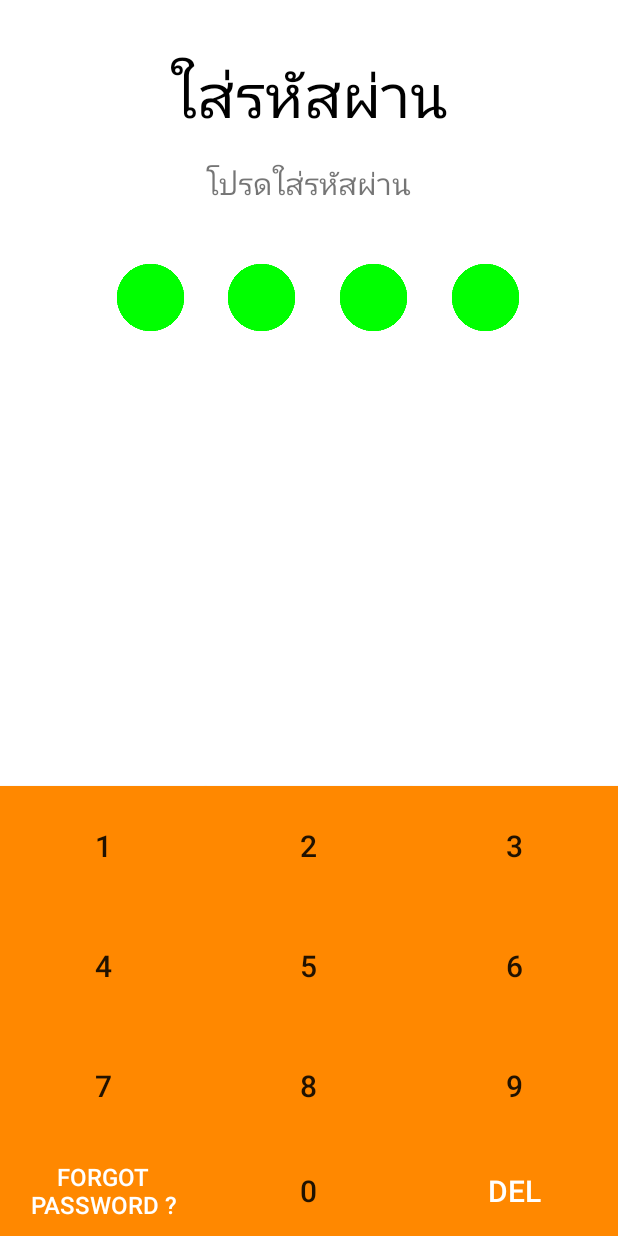
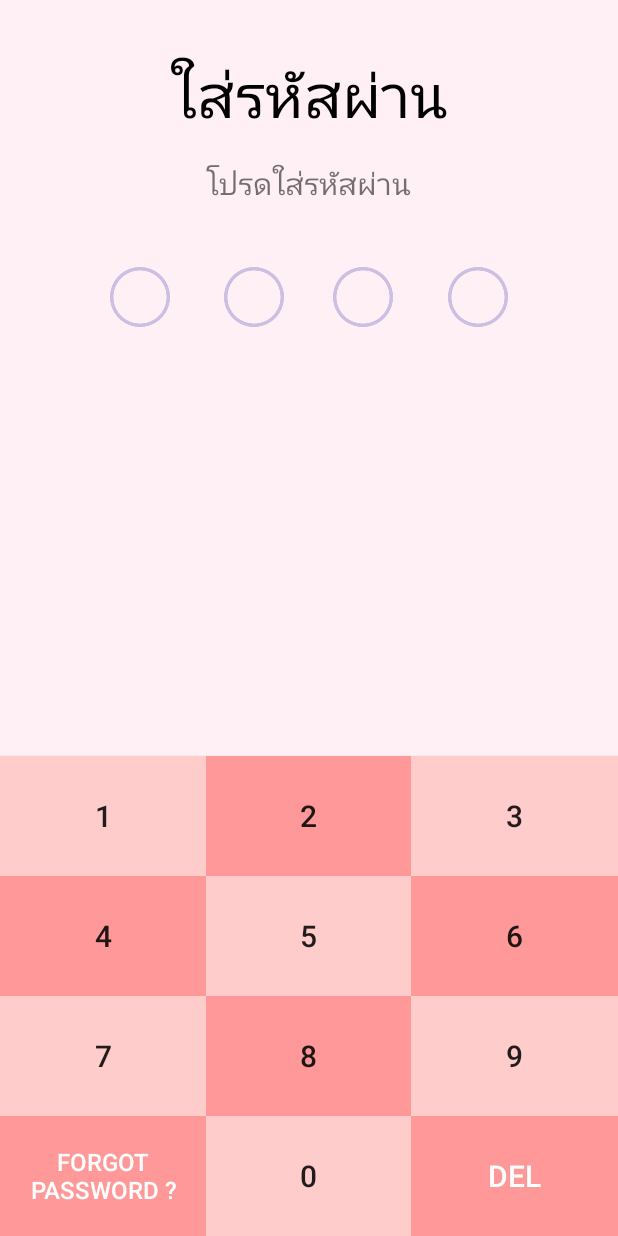
Before and after one commit to kaewkp/Project_Diary, an Android app: the screen it shows after launch (Login), after a tap on "ตกลง", on a phone screen of 412 x 824 dp. Run offline under Robolectric (Android 15) with nearby library versions, the phone set to English and light mode, and no system bars.

Commit message:
ตกแต่งหน้า pass ให้ฟรุ้งฟริ้ง อิอิ

```diff
--- a/app/src/main/java/com/example/kaew_pc/diary_project/Login.java
+++ b/app/src/main/java/com/example/kaew_pc/diary_project/Login.java
@@ -72,7 +72,7 @@ public class Login extends AppCompatActivity {
         }
         else{
             Toast.makeText(Login.this, "Incorect Password" , Toast.LENGTH_SHORT).show();
-            setImage( new int[]{ R.drawable.green, R.drawable.green, R.drawable.green, R.drawable.green}, 0);
+            setImage( new int[]{ R.drawable.violet, R.drawable.violet, R.drawable.violet, R.drawable.violet}, 0);
             count = 0;
             inputPass = "";
         }
@@ -81,19 +81,19 @@ public class Login extends AppCompatActivity {
     private void changeImg(){
         switch (count) {
             case 0:
-                setImage( new int[]{ R.drawable.green, R.drawable.green, R.drawable.green, R.drawable.green}, 0);
+                setImage( new int[]{ R.drawable.violet, R.drawable.violet, R.drawable.violet, R.drawable.violet}, 0);
                 break;
             case 1:
-                setImage( new int[]{ R.drawable.yellow, R.drawable.green, R.drawable.green, R.drawable.green}, 0);
+                setImage( new int[]{ R.drawable.star, R.drawable.violet, R.drawable.violet, R.drawable.violet}, 0);
                 break;
             case 2:
-                setImage( new int[]{ R.drawable.yellow, R.drawable.green, R.drawable.green }, 1);
+                setImage( new int[]{ R.drawable.star, R.drawable.violet, R.drawable.violet}, 1);
                 break;
             case 3:
-                setImage( new int[]{ R.drawable.yellow, R.drawable.green }, 2);
+                setImage( new int[]{ R.drawable.star, R.drawable.violet }, 2);
                 break;
             case 4:
-                setImage( new int[]{ R.drawable.yellow }, 3);
+                setImage( new int[]{ R.drawable.star }, 3);
                 break;
         }
     }
--- a/app/src/main/java/com/example/kaew_pc/diary_project/PasswordManagement/SettingPassword.java
+++ b/app/src/main/java/com/example/kaew_pc/diary_project/PasswordManagement/SettingPassword.java
@@ -20,6 +20,7 @@ public class SettingPassword extends AppCompatActivity {
 
     private Button submit;
     private EditText pass, pass2;
+    private EditText email;
     private DBHelper db;
     private Intent intent;
 
@@ -35,6 +36,9 @@ public class SettingPassword extends AppCompatActivity {
         submit.setOnClickListener(new View.OnClickListener() {
             @Override
             public void onClick(View v) {
+
+
+
                 if(pass.getText().toString().equalsIgnoreCase(pass2.getText().toString())){
 
                     Intent go;
@@ -62,6 +66,7 @@ public class SettingPassword extends AppCompatActivity {
         submit = (Button) findViewById(R.id.submit);
         pass = (EditText) findViewById(R.id.password);
         pass2 = (EditText) findViewById(R.id.password2);
+        email = (EditText) findViewById(R.id.email);
 
         intent = getIntent();
     }
--- a/app/src/main/res/layout/activity_password_manager.xml
+++ b/app/src/main/res/layout/activity_password_manager.xml
@@ -13,7 +13,7 @@
 
 
     <TextView
-        android:id="@+id/textView3"
+        android:id="@+id/setPass"
         android:layout_width="wrap_content"
         android:layout_height="wrap_content"
         android:layout_marginTop="27dp"
@@ -32,10 +32,10 @@
         android:textSize="20sp"
         android:textColorLink="#ff8800"
         android:layout_width="160sp"
-        android:layout_alignTop="@+id/editText"
-        android:layout_alignStart="@+id/editText"
+        android:layout_alignTop="@+id/email"
+        android:layout_alignStart="@+id/email"
         android:layout_marginTop="57dp"
-        android:layout_alignEnd="@+id/editText"
+        android:layout_alignEnd="@+id/email"
         android:background="#FFFFFF"
         android:layout_height="40dp" />
 
@@ -64,21 +64,21 @@
         android:textSize="20sp"
         android:layout_width="120dp"
         android:layout_alignParentBottom="true"
-        android:layout_alignStart="@+id/textView3"
+        android:layout_alignStart="@+id/setPass"
         android:layout_marginBottom="72dp"
-        android:layout_alignEnd="@+id/textView3" />
+        android:layout_alignEnd="@+id/setPass" />
 
     <EditText
         android:inputType="textEmailAddress"
         android:ems="10"
-        android:id="@+id/editText"
+        android:id="@+id/email"
         android:textSize="20sp"
         android:layout_width="300dp"
         android:hint=" อีเมล"
         android:layout_marginTop="78dp"
         android:background="#FFFFFF"
         android:layout_height="40dp"
-        android:layout_below="@+id/textView3"
+        android:layout_below="@+id/setPass"
         android:layout_centerHorizontal="true" />
 
 </RelativeLayout>
--- a/app/src/main/res/layout/pass.xml
+++ b/app/src/main/res/layout/pass.xml
@@ -4,7 +4,7 @@
     xmlns:tools="http://schemas.android.com/tools"
     android:orientation="vertical" android:layout_width="match_parent"
     android:layout_height="match_parent"
-    android:background="@android:color/background_light">
+    android:background="#FFF0F5">
 
     <Button
         android:id="@+id/n8"
@@ -17,7 +17,7 @@
         android:textSize="20dp"
         android:layout_toStartOf="@+id/n9"
         android:layout_alignBottom="@+id/n7"
-        android:background="#ff8800" />
+        android:background="#FF9999" />
 
     <Button
         android:id="@+id/n9"
@@ -30,7 +30,7 @@
         android:textSize="20dp"
         android:layout_alignParentEnd="true"
         android:layout_alignBottom="@+id/n8"
-        android:background="#ff8800" />
+        android:background="#FFCCCC" />
 
     <Button
         android:id="@+id/n5"
@@ -43,7 +43,7 @@
         android:layout_toStartOf="@+id/n3"
         android:layout_alignBottom="@+id/n4"
         android:layout_alignTop="@+id/n4"
-        android:background="#ff8800"/>
+        android:background="#FFCCCC"/>
 
 
     <!--<Button-->
@@ -58,24 +58,6 @@
         <!--android:layout_alignBottom="@+id/n4"-->
         <!--android:layout_alignTop="@+id/n4"-->
         <!--android:background="#ff8800" />-->
-
-    <ImageView
-        android:id="@+id/i3"
-        android:layout_width="50dp"
-        android:layout_height="50dp"
-        app:srcCompat="@drawable/green"
-        android:layout_alignTop="@+id/i2"
-        android:layout_alignEnd="@+id/n2" />
-
-    <ImageView
-        android:id="@+id/i1"
-        android:layout_width="50dp"
-        android:layout_height="50dp"
-        android:layout_marginTop="83dp"
-        app:srcCompat="@drawable/green"
-        android:layout_marginEnd="12dp"
-        android:layout_below="@+id/textView4"
-        android:layout_toStartOf="@+id/i2" />
 
     <TextView
         android:text="ใส่รหัสผ่าน"
@@ -100,20 +82,20 @@
 
     <ImageView
         android:id="@+id/i2"
-        android:layout_width="50dp"
-        android:layout_height="50dp"
-        app:srcCompat="@drawable/green"
+        app:srcCompat="@drawable/violet"
         android:layout_alignTop="@+id/i1"
         android:layout_alignStart="@+id/n2"
-        android:layout_marginStart="12dp" />
+        android:layout_marginStart="12dp"
+        android:layout_width="40dp"
+        android:layout_height="40dp" />
 
     <ImageView
         android:id="@+id/i4"
-        app:srcCompat="@drawable/green"
-        android:layout_width="50dp"
-        android:layout_height="50dp"
+        app:srcCompat="@drawable/violet"
         android:layout_alignTop="@+id/i3"
-        android:layout_toEndOf="@+id/textView4" />
+        android:layout_toEndOf="@+id/textView4"
+        android:layout_width="40dp"
+        android:layout_height="40dp" />
 
     <Button
         android:id="@+id/n4"
@@ -124,7 +106,7 @@
         android:layout_above="@+id/n7"
         android:layout_alignParentStart="true"
         android:layout_toStartOf="@+id/n8"
-        android:background="#ff8800"
+        android:background="#FF9999"
         android:layout_height="80dp" />
 
     <Button
@@ -137,21 +119,21 @@
         android:layout_above="@+id/n6"
         android:layout_alignParentEnd="true"
         android:layout_alignTop="@+id/n2"
-        android:background="#ff8800"
+        android:background="#FFCCCC"
         android:layout_toEndOf="@+id/textView5" />
 
     <Button
         android:id="@+id/del"
         android:layout_width="wrap_content"
-        android:layout_height="60dp"
         android:text="del"
         tools:text="del"
         android:textSize="20dp"
         android:layout_below="@+id/n8"
         android:layout_alignParentEnd="true"
         android:layout_toEndOf="@+id/n8"
-        android:background="#ff8800"
-        android:textColor="@android:color/white" />
+        android:background="#FF9999"
+        android:textColor="@android:color/white"
+        android:layout_height="80dp" />
 
     <Button
         android:id="@+id/n0"
@@ -159,11 +141,11 @@
         android:text="0"
         tools:text="0"
         android:textSize="20dp"
-        android:layout_height="60dp"
         android:layout_alignEnd="@+id/n2"
         android:layout_toEndOf="@+id/n7"
-        android:background="#ff8800"
-        android:layout_alignParentBottom="true" />
+        android:background="#FFCCCC"
+        android:layout_alignParentBottom="true"
+        android:layout_height="80dp" />
 
     <Button
         android:id="@+id/n7"
@@ -174,7 +156,7 @@
         android:layout_above="@+id/n0"
         android:layout_alignParentStart="true"
         android:layout_toStartOf="@+id/n8"
-        android:background="#ff8800"
+        android:background="#FFCCCC"
         android:layout_height="80dp" />
 
     <Button
@@ -184,7 +166,7 @@
         android:text="2"
         tools:text="2"
         android:textSize="20dp"
-        android:background="#ff8800"
+        android:background="#FF9999"
         android:layout_above="@+id/n5"
         android:layout_alignStart="@+id/textView5"
         android:layout_toStartOf="@+id/n3"
@@ -196,7 +178,7 @@
         tools:text="1"
         android:textSize="20dp"
         android:layout_width="120dp"
-        android:background="#ff8800"
+        android:background="#FFCCCC"
         android:layout_above="@+id/n4"
         android:layout_alignParentStart="true"
         android:layout_toStartOf="@+id/n5"
@@ -209,7 +191,7 @@
         android:text="6"
         tools:text="6"
         android:textSize="20dp"
-        android:background="#ff8800"
+        android:background="#FF9999"
         android:layout_alignParentEnd="true"
         android:layout_above="@+id/n8"
         android:layout_toEndOf="@+id/n5"
@@ -221,12 +203,30 @@
         android:layout_alignParentStart="true"
         android:id="@+id/forgotPass"
         android:layout_toStartOf="@+id/n8"
-        android:layout_below="@+id/n8"
-        android:background="#ff8800"
+        android:background="#FF9999"
         android:textColor="@android:color/white"
         android:textSize="16dp"
         android:layout_alignParentBottom="true"
-        android:layout_height="80dp" />
+        android:layout_height="80dp"
+        android:layout_below="@+id/n8" />
+
+    <ImageView
+        android:id="@+id/i1"
+        android:layout_marginTop="42dp"
+        app:srcCompat="@drawable/violet"
+        android:layout_below="@+id/textView5"
+        android:layout_toStartOf="@+id/textView4"
+        android:layout_width="40dp"
+        android:layout_height="40dp" />
+
+    <ImageView
+        android:id="@+id/i3"
+        app:srcCompat="@drawable/violet"
+        android:layout_width="40dp"
+        android:layout_height="40dp"
+        android:layout_marginEnd="12dp"
+        android:layout_alignTop="@+id/i2"
+        android:layout_toStartOf="@+id/n3" />
 
 
 </RelativeLayout>
```
Also changed, not shown: app/src/main/res/drawable/circlegreen.png (added), app/src/main/res/drawable/star.png (added), app/src/main/res/drawable/violet.png (added).
